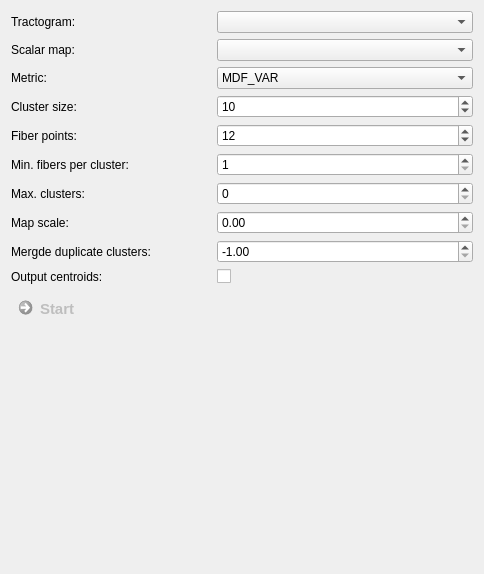
Qt form Plugins/org.mitk.gui.qt.diffusionimaging.fiberprocessing/src/internal/QmitkFiberClusteringViewControls.ui (MITK/MITK) before a commit.
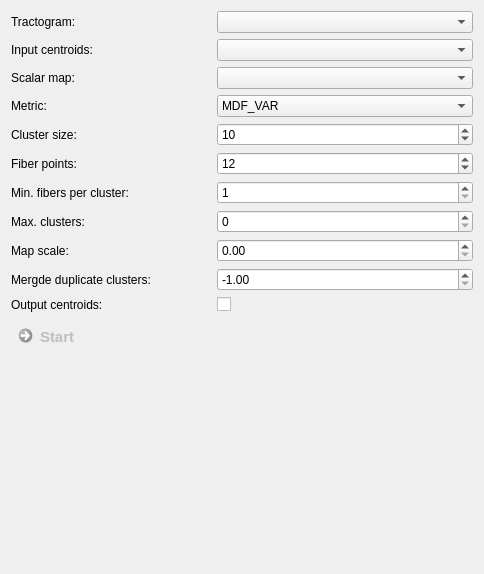
The same form after that commit. Custom widgets are drawn as their Qt base class.

Commit message: Enable clustering around input centroids

What changed in the file:
```diff
--- a/Plugins/org.mitk.gui.qt.diffusionimaging.fiberprocessing/src/internal/QmitkFiberClusteringViewControls.ui
+++ b/Plugins/org.mitk.gui.qt.diffusionimaging.fiberprocessing/src/internal/QmitkFiberClusteringViewControls.ui
@@ -38,14 +38,14 @@
       <property name="spacing">
        <number>6</number>
       </property>
-      <item row="2" column="0">
+      <item row="3" column="0">
        <widget class="QLabel" name="label_7">
         <property name="text">
          <string>Metric:</string>
         </property>
        </widget>
       </item>
-      <item row="10" column="0">
+      <item row="11" column="0">
        <widget class="QCommandLinkButton" name="m_StartButton">
         <property name="enabled">
          <bool>false</bool>
@@ -75,7 +75,7 @@
         </property>
        </widget>
       </item>
-      <item row="6" column="1">
+      <item row="7" column="1">
        <widget class="QSpinBox" name="m_MaxClustersBox">
         <property name="toolTip">
          <string>Only output the N largest clusters. Zero means no limit.</string>
@@ -88,7 +88,7 @@
         </property>
        </widget>
       </item>
-      <item row="4" column="1">
+      <item row="5" column="1">
        <widget class="QSpinBox" name="m_FiberPointsBox">
         <property name="toolTip">
          <string>Fibers are resampled to the desired number of points for clustering. Smaller is faster but less accurate.</string>
@@ -104,7 +104,7 @@
         </property>
        </widget>
       </item>
-      <item row="2" column="1">
+      <item row="3" column="1">
        <widget class="QComboBox" name="m_MetricBox">
         <property name="currentIndex">
          <number>1</number>
@@ -126,7 +126,7 @@
         </item>
        </widget>
       </item>
-      <item row="1" column="1">
+      <item row="2" column="1">
        <widget class="QmitkDataStorageComboBoxWithSelectNone" name="m_MapBox">
         <property name="toolTip">
          <string>If set, distance metrics include distance between scalar map values along the tract.</string>
@@ -140,7 +140,7 @@
         </property>
        </widget>
       </item>
-      <item row="8" column="1">
+      <item row="9" column="1">
        <widget class="QDoubleSpinBox" name="m_MergeDuplicatesBox">
         <property name="toolTip">
          <string>Merge duplicate clusters withthe specified distance threshold. If threshold is &lt; 0, the threshold is set to the specified cluster size.</string>
@@ -159,49 +159,56 @@
       <item row="0" column="1">
        <widget class="QmitkDataStorageComboBox" name="m_TractBox"/>
       </item>
-      <item row="3" column="0">
+      <item row="4" column="0">
        <widget class="QLabel" name="label_5">
         <property name="text">
          <string>Cluster size:</string>
         </property>
        </widget>
       </item>
-      <item row="7" column="0">
+      <item row="8" column="0">
        <widget class="QLabel" name="label_9">
         <property name="text">
          <string>Map scale:</string>
         </property>
        </widget>
       </item>
-      <item row="1" column="0">
+      <item row="2" column="0">
        <widget class="QLabel" name="label_8">
         <property name="text">
          <string>Scalar map:</string>
         </property>
        </widget>
       </item>
-      <item row="5" column="0">
+      <item row="6" column="0">
        <widget class="QLabel" name="label_4">
         <property name="text">
          <string>Min. fibers per cluster:</string>
         </property>
        </widget>
       </item>
-      <item row="4" column="0">
+      <item row="10" column="0">
+       <widget class="QLabel" name="label_11">
+        <property name="text">
+         <string>Output centroids:</string>
+        </property>
+       </widget>
+      </item>
+      <item row="5" column="0">
        <widget class="QLabel" name="label_6">
         <property name="text">
          <string>Fiber points:</string>
         </property>
        </widget>
       </item>
-      <item row="8" column="0">
+      <item row="9" column="0">
        <widget class="QLabel" name="label_10">
         <property name="text">
          <string>Mergde duplicate clusters:</string>
         </property>
        </widget>
       </item>
-      <item row="5" column="1">
+      <item row="6" column="1">
        <widget class="QSpinBox" name="m_MinFibersBox">
         <property name="toolTip">
          <string>Only output clusters with ate least the specified number of fibers.</string>
@@ -217,14 +224,21 @@
         </property>
        </widget>
       </item>
-      <item row="6" column="0">
+      <item row="7" column="0">
        <widget class="QLabel" name="label_2">
         <property name="text">
          <string>Max. clusters:</string>
         </property>
        </widget>
       </item>
-      <item row="3" column="1">
+      <item row="10" column="1">
+       <widget class="QCheckBox" name="m_CentroidsBox">
+        <property name="text">
+         <string/>
+        </property>
+       </widget>
+      </item>
+      <item row="4" column="1">
        <widget class="QSpinBox" name="m_ClusterSizeBox">
         <property name="toolTip">
          <string>Cluster size in mm.</string>
@@ -240,7 +254,7 @@
         </property>
        </widget>
       </item>
-      <item row="7" column="1">
+      <item row="8" column="1">
        <widget class="QDoubleSpinBox" name="m_MapScaleBox">
         <property name="toolTip">
          <string>Scaling factor for the scalar map (0=auto).</string>
@@ -250,17 +264,17 @@
         </property>
        </widget>
       </item>
-      <item row="9" column="0">
-       <widget class="QLabel" name="label_11">
+      <item row="1" column="0">
+       <widget class="QLabel" name="label_12">
         <property name="text">
-         <string>Output centroids:</string>
+         <string>Input centroids:</string>
         </property>
        </widget>
       </item>
-      <item row="9" column="1">
-       <widget class="QCheckBox" name="m_CentroidsBox">
-        <property name="text">
-         <string/>
+      <item row="1" column="1">
+       <widget class="QmitkDataStorageComboBoxWithSelectNone" name="m_InCentroidsBox">
+        <property name="toolTip">
+         <string>If set, the input tractogram is clustered around the input centroids and no new clusters are created.</string>
         </property>
        </widget>
       </item>
```
The commit also changes 3 other files.
